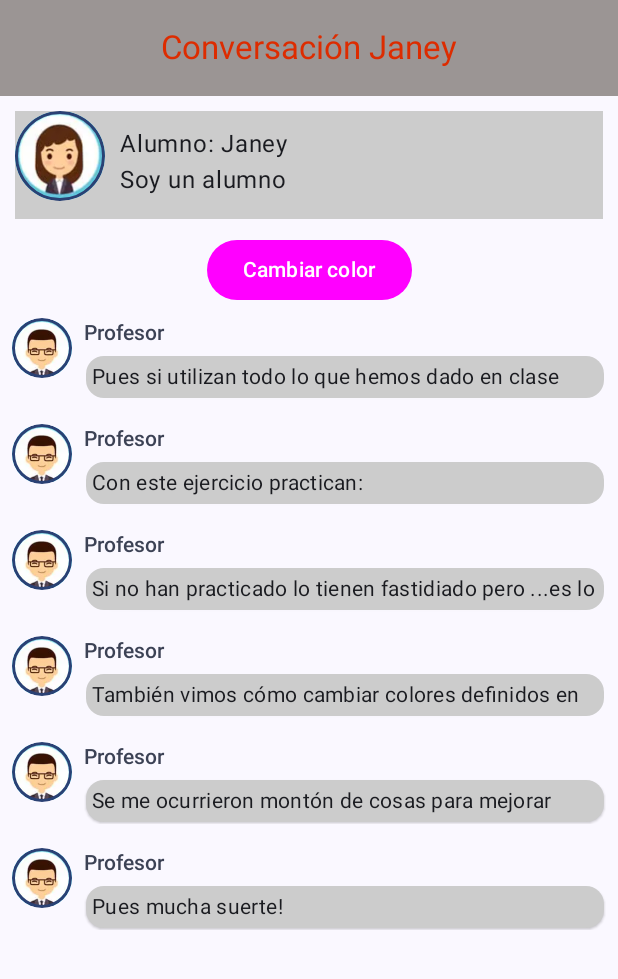
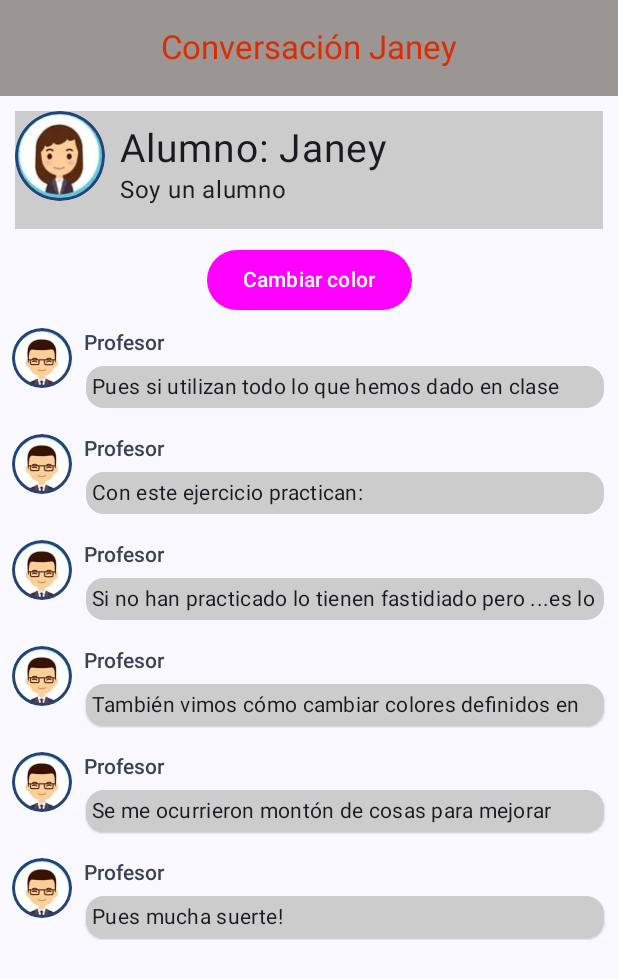
Before and after one commit to ShazeDev/examen1PGL, an Android app built with Jetpack Compose: the screen it shows after launch (MainActivity), on a phone screen of 412 x 824 dp. Shown: the top 979 px of the screen. Run offline under Robolectric (Android 15) with nearby library versions, the phone set to English and light mode, and no system bars.

Commit message:
ultima version examen

```diff
--- a/app/src/main/java/com/jco/examen_pgl/MainActivity.kt
+++ b/app/src/main/java/com/jco/examen_pgl/MainActivity.kt
@@ -48,6 +48,7 @@ import androidx.compose.ui.modifier.modifierLocalMapOf
 import androidx.compose.ui.res.painterResource
 import androidx.compose.ui.tooling.preview.Preview
 import androidx.compose.ui.unit.dp
+import androidx.compose.ui.unit.sp
 import com.jco.examen_pgl.ui.theme.Examen_PGLTheme
 
 class MainActivity : ComponentActivity() {
@@ -117,7 +118,7 @@ fun FichaAlumno() {
 
         )
         Column(modifier = Modifier.padding(10.dp)) {
-            Text(text = "Alumno: $nombreAlumno")
+            Text(text = "Alumno: $nombreAlumno", fontSize = 26.sp)
             Text(text = "Soy un alumno")
             Spacer(modifier = Modifier.height(4.dp))
 
```
